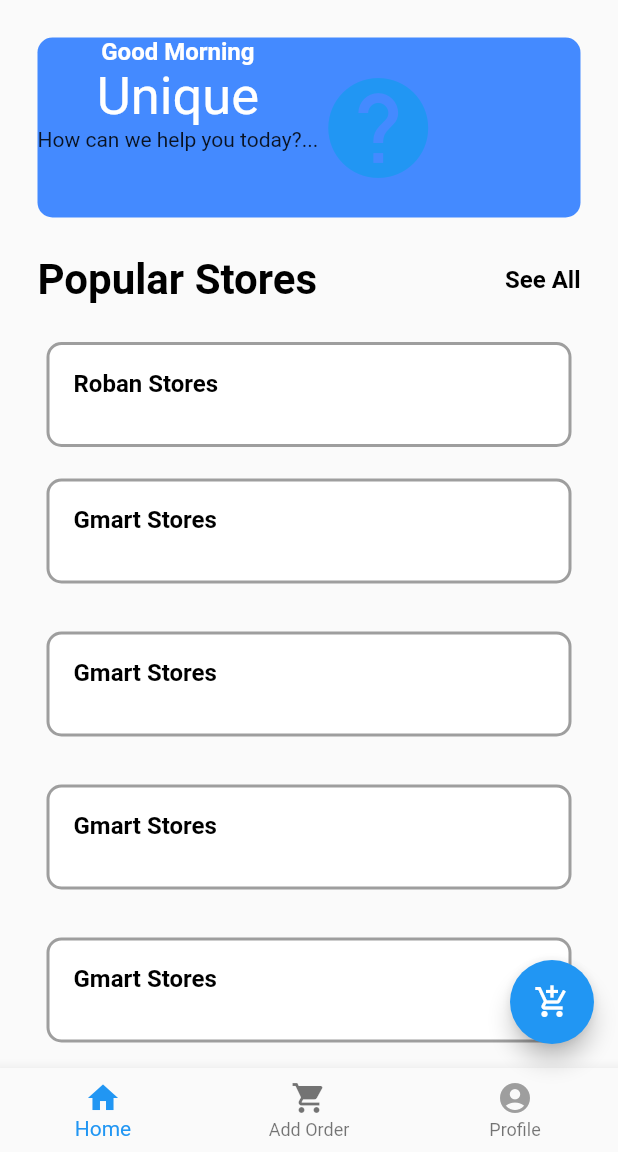
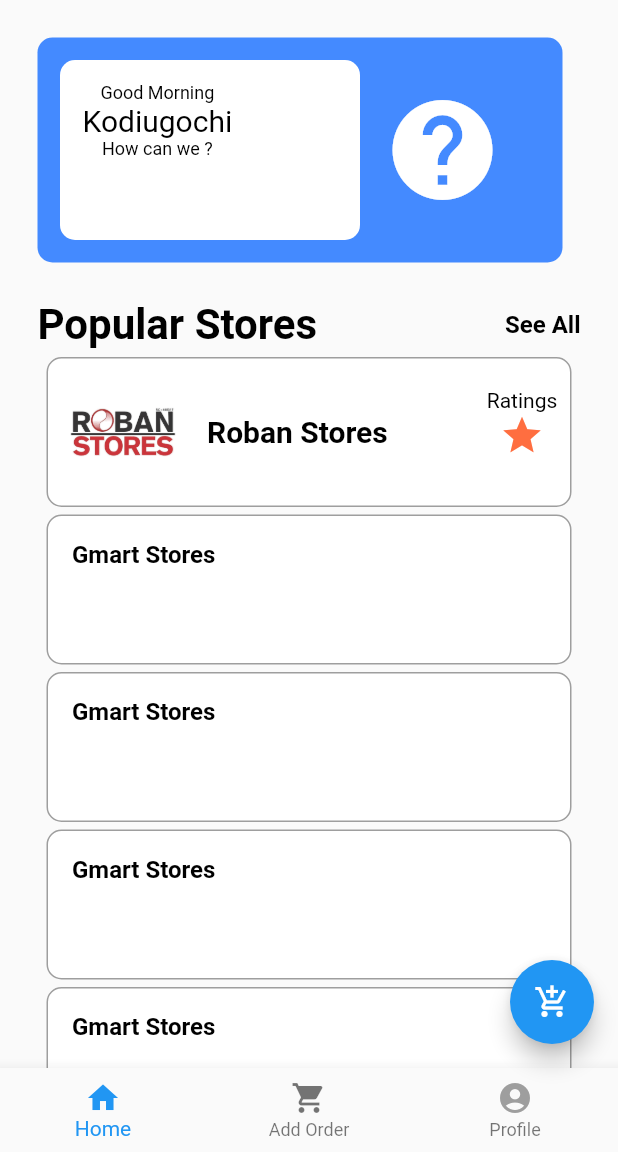
Before and after one commit to jeccougo/chores, a Flutter app: the screen it shows after launch, on a phone screen of 412 x 824 dp, the part 84-1236 px from its top. Run offline on Flutter 3.47's test engine with Material 2 defaults, Android fonts, the phone set to English and light mode, and no system bars; our stand-ins replace fluttertoast.

Commit message:
added store image, text and name using variable

```diff
--- a/lib/pages/greetingscard.dart
+++ b/lib/pages/greetingscard.dart
@@ -1,3 +1,4 @@
+import 'package:chores_ng/pages/stores.dart';
 import 'package:flutter/material.dart';
 
 class greetingscard extends StatelessWidget {
@@ -8,112 +9,184 @@ class greetingscard extends StatelessWidget {
   Widget build(BuildContext context) {
     return SafeArea(
       child: Scaffold(
-        body:  SingleChildScrollView(
-
+        body: SingleChildScrollView(
           child: Column(
             children: [
-              Container(
-                margin: const EdgeInsets.all(25),
-                height: 120,
+              Row(
+
+                children: [
+                  Container( margin: const EdgeInsets.all(25),
+                    height: 150,
+                    width: 350,
                     decoration: BoxDecoration(
                       color: Colors.blueAccent,
                       borderRadius: BorderRadius.circular(10),
                     ),
                     child: Row(
-                  mainAxisAlignment: MainAxisAlignment.start,
                       children: [
-                    Column(
-                      children: const [
-                        Text("Good Morning",
+                        Container(
+                          margin:  EdgeInsets.all(15),
+                          padding: EdgeInsets.all(15),
+                          height: 150,
+                          width: 200,
+                          decoration: BoxDecoration(
+                            color: Colors.white,
+                            borderRadius: BorderRadius.circular(10),
+                          ),
+                          child: Align(
+                            alignment: Alignment.topLeft,
+                            child: Column(
+                              children:  [
+                                Text('Good Morning',
                                 style: TextStyle(
-                            fontSize: 16,
-                            color: Colors.white,
-                            fontWeight: FontWeight.bold,
+                                  fontSize: 12,
+                                  color: Colors.black
                                 ),
                                 ),
-                        Text("Unique",
+
+                                Text('Kodiugochi',
                                   style: TextStyle(
-                          fontSize: 35,
-                          color: Colors.white,
+                                      fontSize: 20,
+                                      color: Colors.black
                                   ),
                                 ),
-                        Padding(
-                          padding: EdgeInsets.fromLTRB(0, 0, 0, 0),
-                          child: Text("How can we help you today?...",
+
+                                Text('How can we ?',
+                                  style: TextStyle(
+                                      fontSize: 12,
+                                      color: Colors.black
                                   ),
                                 ),
                               ],
                             ),
-                    Icon(Icons.help,
-                      color: Colors.blue,
-                    size: 80,),
+                          ),
+                        ),
+
+                        Icon(
+                          Icons.help,
+                          color: Colors.white,
+                          size: 80,
+                        ),
                       ],
                     ),
                   ),
 
+                ],
+              ),
               Row(
                 mainAxisAlignment: MainAxisAlignment.spaceBetween,
                 children: [
                   Container(
                     margin: EdgeInsets.fromLTRB(25, 0, 25, 0),
-
-                    child: Text("Popular Stores", style: TextStyle(
+                    child: Text(
+                      "Popular Stores",
+                      style: TextStyle(
                         fontSize: 28,
                         fontWeight: FontWeight.bold,
-                      color: Colors.black,),
+                        color: Colors.black,
                       ),
                     ),
-
+                  ),
                   Container(
                     margin: EdgeInsets.fromLTRB(25, 0, 25, 0),
-                    child: Text("See All", style: TextStyle(
+                    child: Text(
+                      "See All",
+                      style: TextStyle(
                         fontSize: 16,
                         fontWeight: FontWeight.bold,
-                      color: Colors.black,),
+                        color: Colors.black,
                       ),
-                  ),              ],
                     ),
-
+                  ),
+                ],
+              ),
               Column(
                 children: [
-                  Container(
-                    height: 70,
+                  GestureDetector(
+                    onTap: (){
+                      String nameOfStore = 'Roban Stores';
+                      String thisStore = nameOfStore;
+                      Navigator.push(context, MaterialPageRoute(builder: (context) =>  stores(storeName: thisStore, storeLogo: 'assets/images/download.png',)));
+                    },
+                    child: Container(
+                      height: 100,
                       width: 350,
                       decoration: BoxDecoration(
                           color: Colors.white,
                           borderRadius: BorderRadius.circular(10),
                           border: Border.all(
                             color: Colors.grey,
-                          width: 2,
-                        )
+                            width: 1,
+                          )),
+                      margin: EdgeInsets.fromLTRB(25, 5, 25, 0),
+
+                      child: Row(
+                        children: [
+                          SizedBox(width: 10,),
+                          Container(
+                            width: 80,
+                            height: 80,
+                            decoration: BoxDecoration(
+                              image: DecorationImage(image: AssetImage('assets/images/download.png'),
+                                  fit: BoxFit.cover
                               ),
-                    margin: EdgeInsets.fromLTRB(25, 25, 25, 5),
 
-                    child: Container(
+                            ),
+
+                          ),
+                          Container(
                             margin: EdgeInsets.all(16),
                             child: Text(
                               "Roban Stores",
                               style: TextStyle(
-                        fontSize: 16,
+                                fontSize: 20,
                                 fontWeight: FontWeight.bold,
-                        color: Colors.black,),
+                                color: Colors.black,
                               ),
                             ),
                           ),
-
-                  Container(
-                    height: 70,
+                          SizedBox(
+                            width: 50,
+                          ),
+                          Column(
+                            children: [
+                              SizedBox(height: 20,),
+                              Text(
+                                "Ratings",
+                                style: TextStyle(
+                                  fontSize: 14,
+                                  fontWeight: FontWeight.normal,
+                                  color: Colors.black,
+                                ),
+                              ),
+                              Icon(
+                                Icons.star,
+                                color: Colors.deepOrangeAccent,
+                                size: 30,
+                              ),
+                            ],
+                          ),
+                        ],
+                      ),
+                    ),
+                  ),
+                  GestureDetector(
+                    onTap: (){
+                      String nameOfStore = 'Gmart Stores';
+                      String thisStore = nameOfStore;
+                      Navigator.push(context, MaterialPageRoute(builder: (context) =>  stores(storeName: thisStore, storeLogo: 'assets/images/logo.png',)));
+                    },
+                    child: Container(
+                      height: 100,
                       width: 350,
                       decoration: BoxDecoration(
                           color: Colors.white,
                           borderRadius: BorderRadius.circular(10),
                           border: Border.all(
                             color: Colors.grey,
-                        width: 2,
-                      )
-                    ),
-                    margin: EdgeInsets.all(16),
-
+                            width: 1,
+                          )),
+                      margin: EdgeInsets.fromLTRB(25, 5, 25, 0),
                       child: Container(
                         margin: EdgeInsets.all(16),
                         child: Text(
@@ -121,24 +194,23 @@ class greetingscard extends StatelessWidget {
                           style: TextStyle(
                             fontSize: 16,
                             fontWeight: FontWeight.bold,
-                          color: Colors.black,),
+                            color: Colors.black,
                           ),
                         ),
                       ),
-
+                    ),
+                  ),
                   Container(
-                    height: 70,
+                    height: 100,
                     width: 350,
                     decoration: BoxDecoration(
                         color: Colors.white,
                         borderRadius: BorderRadius.circular(10),
                         border: Border.all(
                           color: Colors.grey,
-                          width: 2,
-                        )
-                    ),
-                    margin: EdgeInsets.all(16),
-
+                          width: 1,
+                        )),
+                    margin: EdgeInsets.fromLTRB(25, 5, 25, 0),
                     child: Container(
                       margin: EdgeInsets.all(16),
                       child: Text(
@@ -146,24 +218,22 @@ class greetingscard extends StatelessWidget {
                         style: TextStyle(
                           fontSize: 16,
                           fontWeight: FontWeight.bold,
-                          color: Colors.black,),
+                          color: Colors.black,
                         ),
                       ),
                     ),
-
+                  ),
                   Container(
-                    height: 70,
+                    height: 100,
                     width: 350,
                     decoration: BoxDecoration(
                         color: Colors.white,
                         borderRadius: BorderRadius.circular(10),
                         border: Border.all(
                           color: Colors.grey,
-                          width: 2,
-                        )
-                    ),
-                    margin: EdgeInsets.all(16),
-
+                          width: 1,
+                        )),
+                    margin: EdgeInsets.fromLTRB(25, 5, 25, 0),
                     child: Container(
                       margin: EdgeInsets.all(16),
                       child: Text(
@@ -171,24 +241,22 @@ class greetingscard extends StatelessWidget {
                         style: TextStyle(
                           fontSize: 16,
                           fontWeight: FontWeight.bold,
-                          color: Colors.black,),
+                          color: Colors.black,
                         ),
                       ),
                     ),
-
+                  ),
                   Container(
-                    height: 70,
+                    height: 100,
                     width: 350,
                     decoration: BoxDecoration(
                         color: Colors.white,
                         borderRadius: BorderRadius.circular(10),
                         border: Border.all(
                           color: Colors.grey,
-                          width: 2,
-                        )
-                    ),
-                    margin: EdgeInsets.all(16),
-
+                          width: 1,
+                        )),
+                    margin: EdgeInsets.fromLTRB(25, 5, 25, 0),
                     child: Container(
                       margin: EdgeInsets.all(16),
                       child: Text(
@@ -196,24 +264,22 @@ class greetingscard extends StatelessWidget {
                         style: TextStyle(
                           fontSize: 16,
                           fontWeight: FontWeight.bold,
-                          color: Colors.black,),
+                          color: Colors.black,
                         ),
                       ),
                     ),
-
+                  ),
                   Container(
-                    height: 70,
+                    height: 100,
                     width: 350,
                     decoration: BoxDecoration(
                         color: Colors.white,
                         borderRadius: BorderRadius.circular(10),
                         border: Border.all(
                           color: Colors.grey,
-                          width: 2,
-                        )
-                    ),
-                    margin: EdgeInsets.all(16),
-
+                          width: 1,
+                        )),
+                    margin: EdgeInsets.fromLTRB(25, 5, 25, 0),
                     child: Container(
                       margin: EdgeInsets.all(16),
                       child: Text(
@@ -221,7 +287,8 @@ class greetingscard extends StatelessWidget {
                         style: TextStyle(
                           fontSize: 16,
                           fontWeight: FontWeight.bold,
-                          color: Colors.black,),
+                          color: Colors.black,
+                        ),
                       ),
                     ),
                   ),
@@ -232,8 +299,5 @@ class greetingscard extends StatelessWidget {
         ),
       ),
     );
-
   }
-
-
 }
--- a/lib/pages/home.dart
+++ b/lib/pages/home.dart
@@ -92,7 +92,7 @@ class _MyHomePageState extends State<MyHomePage> {
         ),
       ),
 
-      body: const Center(
+      body: Center(
         child: greetingscard()
       ),
       floatingActionButton:  FloatingActionButton(
```
Also changed, not shown: lib/pages/stores.dart (added, +104 -0 lines), assets/images/download.png (added). Lines whose indentation alone changed are shown as unchanged.
